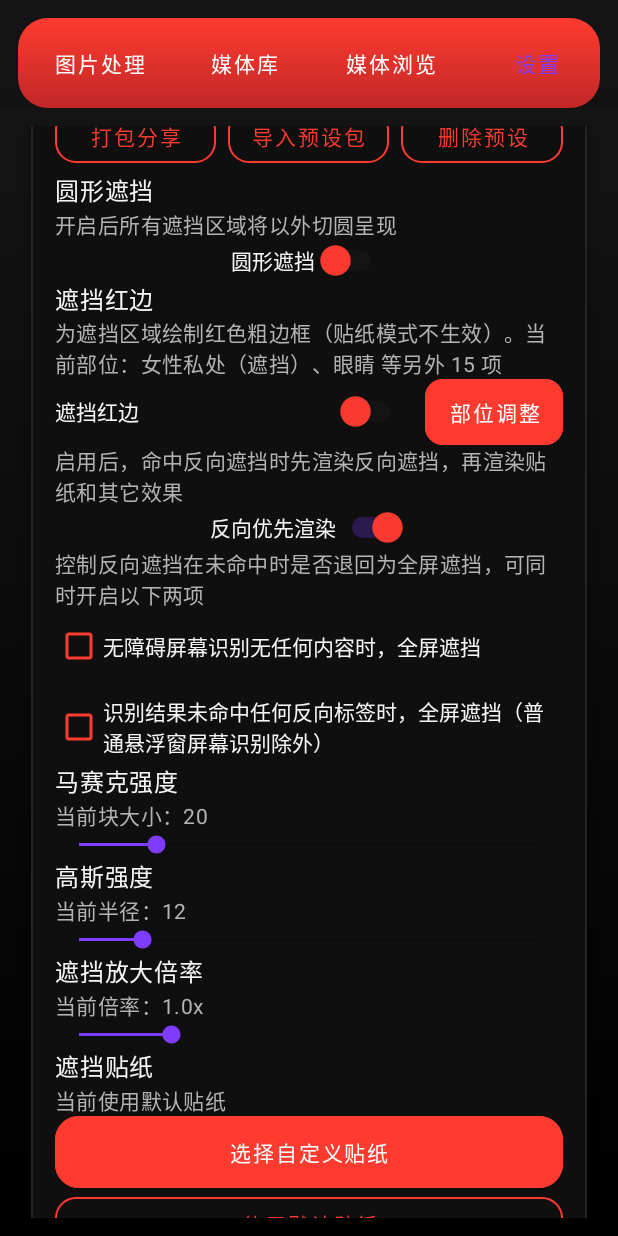
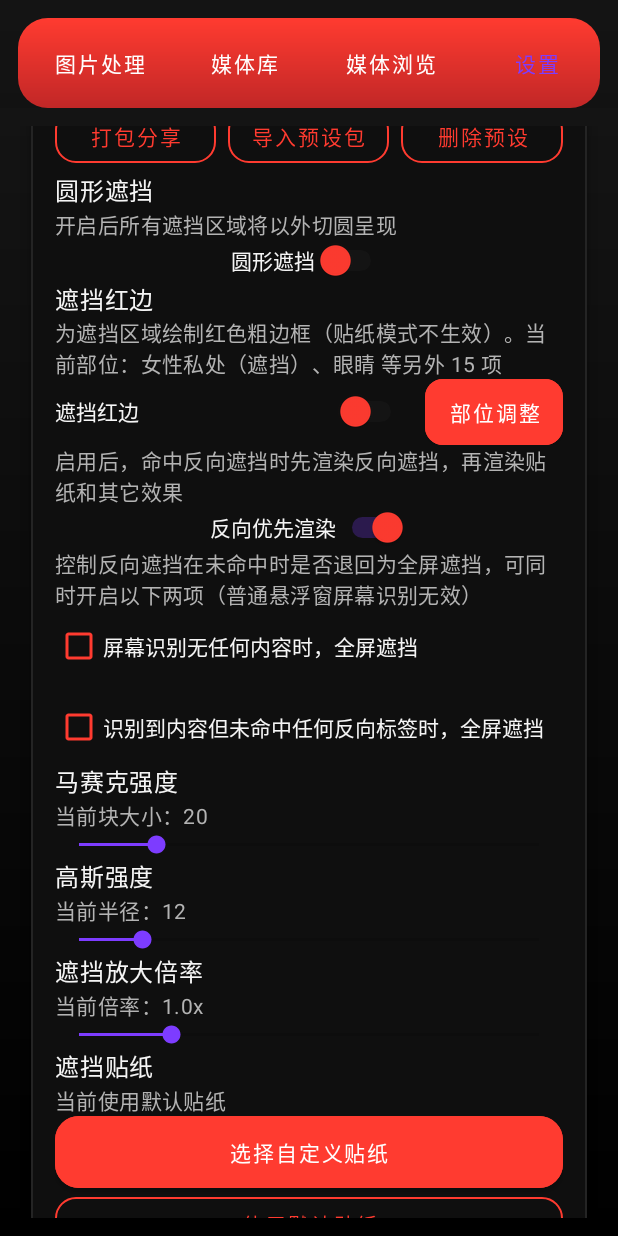
Before and after one commit to jedzqer/safe-vision, an Android app: the screen it shows after launch (MainActivity), tab 4 chosen, scrolled down 526 dp, on a phone screen of 412 x 824 dp. Run offline under Robolectric (Android 15) with nearby library versions, the light colour scheme and no system bars; pictures from the network do not load.

Commit message:
修复反向遮挡全屏回退逻辑重复问题
- 修改第二个选项逻辑：只在识别到内容但未命中反向标签时全屏遮挡
- 统一两个选项在普通悬浮窗模式下均无效
- 更新所有语言的文案描述（简中、繁中、英文、韩文）
- 在总描述中统一说明普通悬浮窗无效，简化各选项描述

修改的逻辑：
1. ScreenPrivacyMaskRenderer: 两个选项都检查非 SYSTEM_ALERT_WINDOW 模式
2. DetectionRenderEngine: 第二个选项添加 detections.isNotEmpty() 检查
3. 确保两个选项职责明确，不再重复

```diff
--- a/app/src/main/java/com/safe/vision/DetectionRenderEngine.kt
+++ b/app/src/main/java/com/safe/vision/DetectionRenderEngine.kt
@@ -81,6 +81,7 @@ class DetectionRenderEngine(
         val shouldFullscreenFallback =
             settings.fullScreenMaskWhenReverseLabelsMissing &&
                 settings.reverseLabels.isNotEmpty() &&
+                detections.isNotEmpty() &&
                 detections.none { settings.reverseLabels.contains(it.className) }
         if (shouldFullscreenFallback) {
             val firstReverseLabel = settings.reverseLabels.firstOrNull()
--- a/app/src/main/java/com/safe/vision/ScreenPrivacyMaskRenderer.kt
+++ b/app/src/main/java/com/safe/vision/ScreenPrivacyMaskRenderer.kt
@@ -305,7 +305,7 @@ class ScreenPrivacyMaskRenderer(context: Context) {
                 privacySettings.isLabelBlocked(detection.className, labelProfile)
         }
         if (
-            overlayMode == ScreenOverlayMode.ACCESSIBILITY &&
+            overlayMode != ScreenOverlayMode.SYSTEM_ALERT_WINDOW &&
             privacySettings.isAccessibilityEmptyReverseFullscreenEnabled() &&
             detections.none { privacySettings.isLabelBlocked(it.className, labelProfile) }
         ) {
@@ -313,6 +313,7 @@ class ScreenPrivacyMaskRenderer(context: Context) {
         }
         return overlayMode != ScreenOverlayMode.SYSTEM_ALERT_WINDOW &&
             privacySettings.isReverseLabelMissFullscreenEnabled() &&
+            detections.isNotEmpty() &&
             !hasReverseHit
     }
 }
--- a/app/src/main/res/values/strings.xml
+++ b/app/src/main/res/values/strings.xml
@@ -265,9 +265,9 @@
     <string name="settings_reverse_pre_render_summary">启用后，命中反向遮挡时先渲染反向遮挡，再渲染贴纸和其它效果</string>
     <string name="settings_reverse_pre_render_enabled">已开启反向优先渲染</string>
     <string name="settings_reverse_pre_render_disabled">已关闭反向优先渲染</string>
-    <string name="settings_reverse_fullscreen_fallback_summary">控制反向遮挡在未命中时是否退回为全屏遮挡，可同时开启以下两项</string>
-    <string name="settings_reverse_fullscreen_fallback_accessibility_empty">无障碍屏幕识别无任何内容时，全屏遮挡</string>
-    <string name="settings_reverse_fullscreen_fallback_reverse_miss">识别结果未命中任何反向标签时，全屏遮挡（普通悬浮窗屏幕识别除外）</string>
+    <string name="settings_reverse_fullscreen_fallback_summary">控制反向遮挡在未命中时是否退回为全屏遮挡，可同时开启以下两项（普通悬浮窗屏幕识别无效）</string>
+    <string name="settings_reverse_fullscreen_fallback_accessibility_empty">屏幕识别无任何内容时，全屏遮挡</string>
+    <string name="settings_reverse_fullscreen_fallback_reverse_miss">识别到内容但未命中任何反向标签时，全屏遮挡</string>
     <string name="settings_reverse_fullscreen_fallback_accessibility_empty_enabled">已开启无障碍空识别全屏遮挡</string>
     <string name="settings_reverse_fullscreen_fallback_accessibility_empty_disabled">已关闭无障碍空识别全屏遮挡</string>
     <string name="settings_reverse_fullscreen_fallback_reverse_miss_enabled">已开启反向标签未命中全屏遮挡</string>
```
Also changed, not shown: 3 other files.
